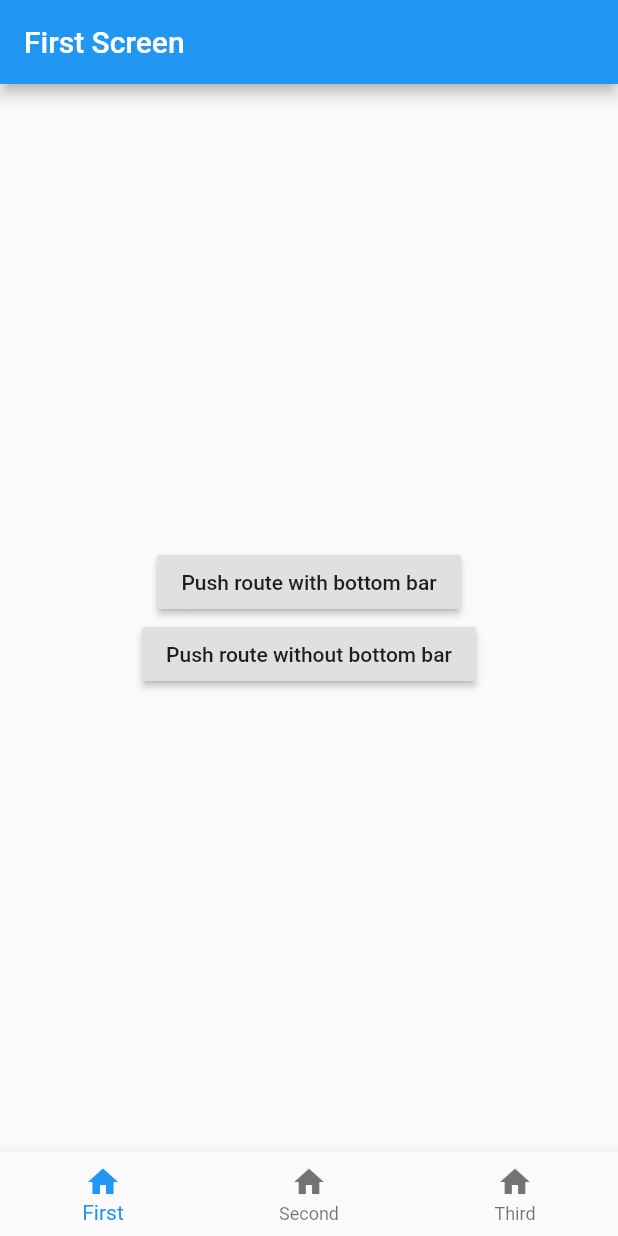
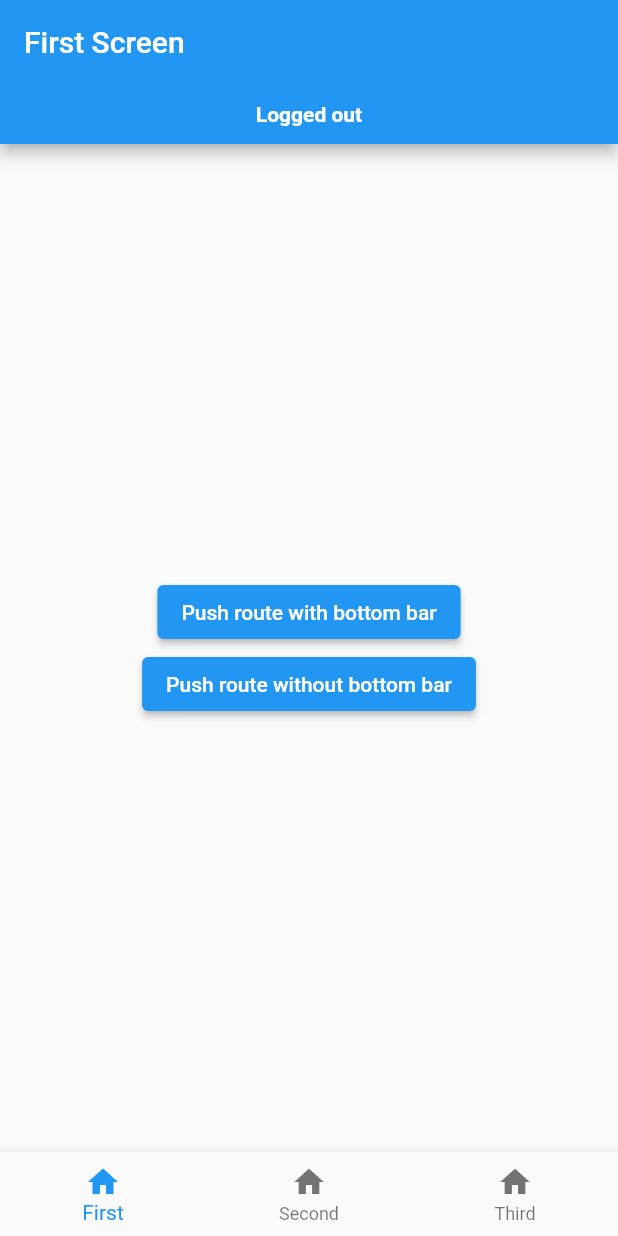
Before and after one commit to vaetas/flutter-bottom-navigation-example, a Flutter app: the screen it shows after launch, on a phone screen of 412 x 824 dp. Run offline on Flutter 3.47's test engine with Material 2 defaults, Android fonts, the phone set to English and light mode, and no system bars; accounts and stored records are empty.

Commit message:
feat: data sharing example

```diff
--- a/lib/main.dart
+++ b/lib/main.dart
@@ -1,5 +1,6 @@
 import 'package:flutter/material.dart';
 import 'package:flutter_bottom_navigation/providers/navigation_provider.dart';
+import 'package:flutter_bottom_navigation/providers/user_provider.dart';
 import 'package:provider/provider.dart';
 
 void main() => runApp(App());
@@ -10,6 +11,7 @@ class App extends StatelessWidget {
     return MultiProvider(
       providers: [
         ChangeNotifierProvider(create: (_) => NavigationProvider()),
+        ChangeNotifierProvider(create: (_) => UserProvider()),
       ],
       child: Builder(
         builder: (context) {
--- /dev/null
+++ b/lib/providers/user_provider.dart
@@ -0,0 +1,26 @@
+import 'package:flutter/material.dart';
+
+/// [UserProvider] allows sharing user data between tabs. [UserProvider] needs
+/// to be above the root [Navigator] widget, otherwise you will not be access
+/// this provider using `context.read<UserProvider>()` in you app.
+class UserProvider extends ChangeNotifier {
+  User user;
+
+  bool get isLogged => user != null;
+
+  void login() {
+    user = User(name: 'John Doe');
+    notifyListeners();
+  }
+
+  void logout() {
+    user = null;
+    notifyListeners();
+  }
+}
+
+class User {
+  User({@required this.name}) : assert(name != null);
+
+  final String name;
+}
--- a/lib/screens/first_screen.dart
+++ b/lib/screens/first_screen.dart
@@ -1,5 +1,8 @@
 import 'package:flutter/material.dart';
+import 'package:flutter_bottom_navigation/providers/user_provider.dart';
 import 'package:flutter_bottom_navigation/screens/pushed_screen.dart';
+
+import 'package:provider/provider.dart';
 
 class FirstScreen extends StatelessWidget {
   static const route = '/first';
@@ -7,12 +10,37 @@ class FirstScreen extends StatelessWidget {
   @override
   Widget build(BuildContext context) {
     return Scaffold(
-      appBar: AppBar(title: Text('First Screen')),
+      appBar: AppBar(
+        title: Text('First Screen'),
+        bottom: PreferredSize(
+          preferredSize: Size.fromHeight(40),
+          child: Padding(
+            padding: const EdgeInsets.all(12),
+            child: DefaultTextStyle(
+              style: TextStyle(
+                fontWeight: FontWeight.bold,
+                color: Colors.white,
+              ),
+              child: Builder(
+                builder: (context) {
+                  final user = context.watch<UserProvider>().user;
+
+                  if (user != null) {
+                    return Text('Logged user: ${user.name}');
+                  } else {
+                    return Text('Logged out');
+                  }
+                },
+              ),
+            ),
+          ),
+        ),
+      ),
       body: Center(
         child: Column(
           mainAxisAlignment: MainAxisAlignment.center,
           children: <Widget>[
-            RaisedButton(
+            ElevatedButton(
               onPressed: () {
                 // Push with bottom navigation visible
                 Navigator.of(
@@ -22,7 +50,7 @@ class FirstScreen extends StatelessWidget {
               },
               child: Text('Push route with bottom bar'),
             ),
-            RaisedButton(
+            ElevatedButton(
               onPressed: () {
                 // Push without bottom navigation
                 Navigator.of(
--- a/lib/screens/root.dart
+++ b/lib/screens/root.dart
@@ -13,7 +13,7 @@ class Root extends StatelessWidget {
         // Create bottom navigation bar items from screens.
         final bottomNavigationBarItems = provider.screens
             .map((screen) => BottomNavigationBarItem(
-                icon: Icon(Icons.home), title: Text(screen.title)))
+                icon: Icon(Icons.home), label: screen.title))
             .toList();
 
         // Initialize [Navigator] instance for each screen.
--- a/lib/widgets/exit_dialog.dart
+++ b/lib/widgets/exit_dialog.dart
@@ -6,7 +6,7 @@ class ExitAlertDialog extends StatelessWidget {
     return AlertDialog(
       title: Text('Exit?'),
       actions: <Widget>[
-        FlatButton(
+        TextButton(
           onPressed: () {
             Navigator.of(context).pop(false);
           },
@@ -17,7 +17,7 @@ class ExitAlertDialog extends StatelessWidget {
                 ),
           ),
         ),
-        FlatButton(
+        TextButton(
           onPressed: () {
             Navigator.of(context).pop(true);
           },
--- a/pubspec.yaml
+++ b/pubspec.yaml
@@ -8,7 +8,7 @@ environment:
 dependencies:
   flutter:
     sdk: flutter
-  provider: ^4.1.2
+  provider: ^5.0.0
 
 dev_dependencies:
   flutter_test:
```
Also changed, not shown: lib/screens/third_screen.dart (+18 -0 lines), pubspec.lock, 2 other files.
